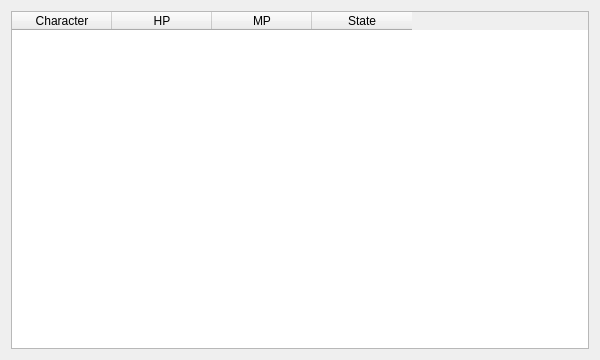
First picture: the form in rl_ui/dashboardwidget.ui, repository SandSnip3r/Hyperbot, before the edit.
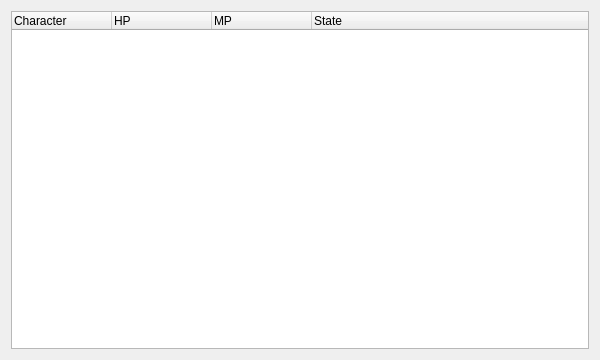
Second picture: the form after the edit.

Commit message: Implement pair grouping dashboard

```diff
--- a/rl_ui/dashboardwidget.ui
+++ b/rl_ui/dashboardwidget.ui
@@ -12,10 +12,7 @@
   </property>
   <layout class="QHBoxLayout" name="horizontalLayout">
    <item>
-    <widget class="QTableWidget" name="statusTable">
-     <property name="rowCount">
-      <number>0</number>
-     </property>
+    <widget class="QTreeWidget" name="statusTree">
      <property name="columnCount">
       <number>4</number>
      </property>
```
The commit also changes 2 other files.
